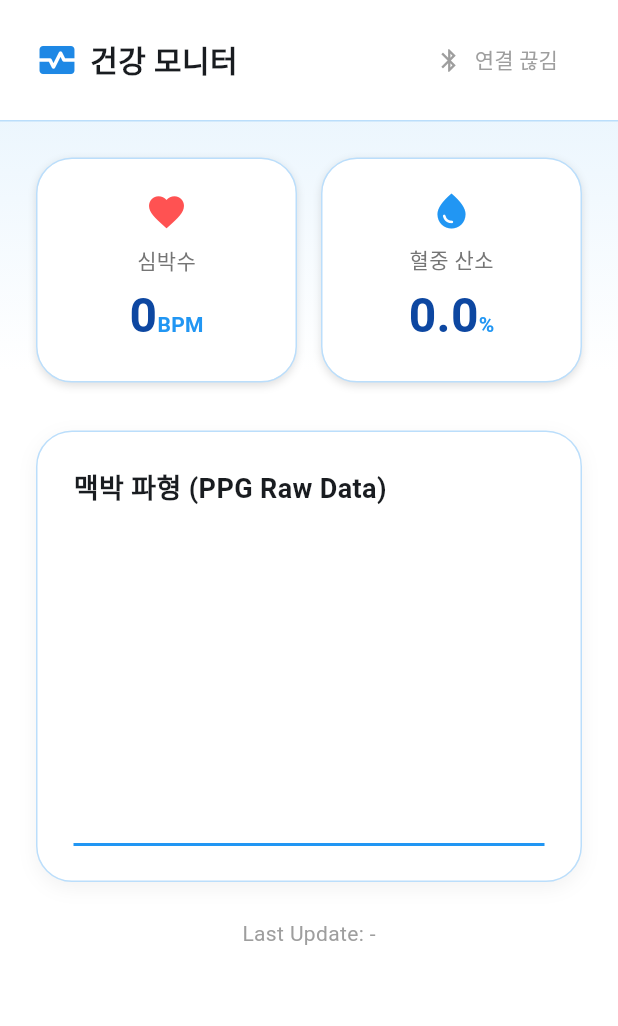
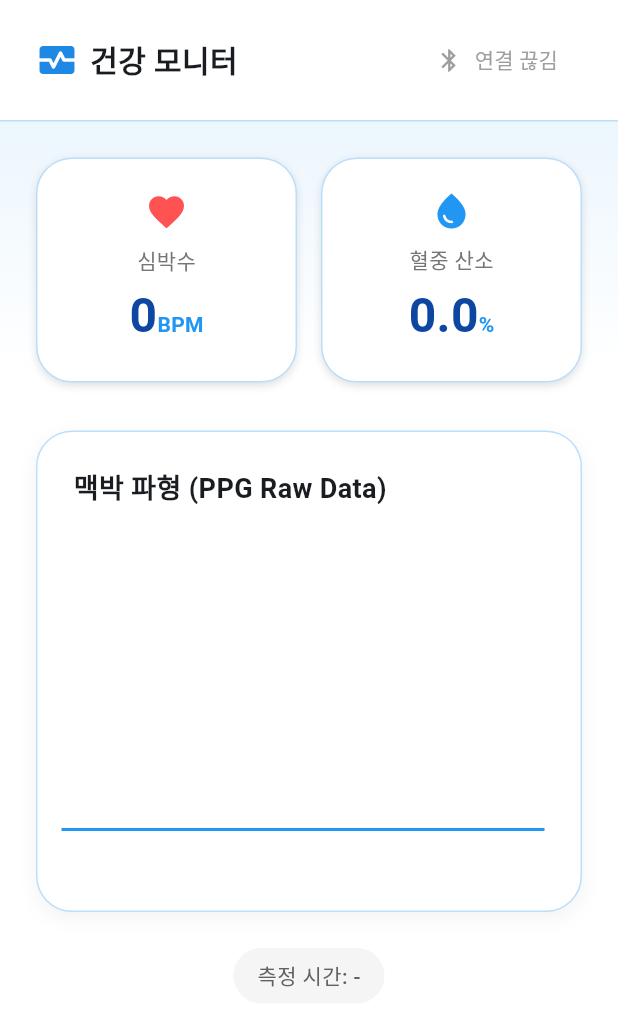
Before and after one commit to sizeof-aloe/health_app, a Flutter app: the screen it shows after launch, on a phone screen of 412 x 824 dp. Shown: the top 1026 px of the screen. Run offline on Flutter 3.47's test engine with Material 3 defaults, Android fonts, the phone set to English and light mode, and no system bars; drawn by our look-alikes of fl_chart; our stand-ins replace flutter_bluetooth_serial, get, permission_handler.

Commit message:
0. 차트에 시간 데이터 추가

```diff
--- a/lib/main.dart
+++ b/lib/main.dart
@@ -4,14 +4,11 @@ import 'dart:typed_data';
 import 'package:flutter/material.dart';
 import 'package:get/get.dart';
 import 'package:fl_chart/fl_chart.dart';
-import 'package:intl/intl.dart';
-import 'package:intl/date_symbol_data_local.dart';
 import 'package:flutter_bluetooth_serial/flutter_bluetooth_serial.dart';
 import 'package:permission_handler/permission_handler.dart';
 
 void main() async {
   WidgetsFlutterBinding.ensureInitialized();
-  await initializeDateFormatting('ko_KR', "");
   runApp(const MyApp());
 }
 
@@ -33,7 +30,7 @@ class MyApp extends StatelessWidget {
 }
 
 // ---------------------------------------------------------------------------
-// 1. Controller: 블루투스 연결 및 데이터 수신 로직
+// 1. Controller: 블루투스 연결 및 데이터 수신 로직 (수정됨)
 // ---------------------------------------------------------------------------
 class HealthController extends GetxController {
   // 상태 변수
@@ -41,21 +38,24 @@ class HealthController extends GetxController {
   var spo2 = 0.0.obs;
   var isConnected = false.obs;
   var connectionStatus = "연결 끊김".obs;
-  var lastUpdated = '-'.obs;
+  var lastUpdated = '-'.obs; // 수신된 시간 문자열 저장
 
   // 그래프 데이터
   var waveformData = <FlSpot>[].obs;
+  // X축 값(정수 카운터)에 대응하는 시간 문자열을 저장하는 맵
+  var timeLabels = <int, String>{}.obs;
+
   double _timeCounter = 0;
 
   // 블루투스 관련 변수
   BluetoothConnection? _connection;
-  String _inputBuffer = ""; // 수신 데이터 버퍼
+  String _inputBuffer = "";
 
   @override
   void onInit() {
     super.onInit();
-    _requestPermissions(); // 앱 시작 시 권한 요청
-    _initWaveform(); // 그래프 초기화 (빈 데이터)
+    _requestPermissions();
+    _initWaveform();
   }
 
   @override
@@ -66,13 +66,13 @@ class HealthController extends GetxController {
 
   // 초기 그래프 세팅
   void _initWaveform() {
+    // 초기에는 데이터가 없으므로 0으로 채우되 시간 라벨은 비워둠
     for (int i = 0; i < 50; i++) {
       waveformData.add(FlSpot(i.toDouble(), 0));
     }
     _timeCounter = 50;
   }
 
-  // 권한 요청 함수
   Future<void> _requestPermissions() async {
     await [
       Permission.bluetooth,
@@ -82,9 +82,8 @@ class HealthController extends GetxController {
     ].request();
   }
 
-  // 1. 디바이스 선택 및 연결 함수 (UI에서 호출)
+  // 연결 로직 (기존과 동일)
   Future<void> connectToDevice(BuildContext context) async {
-    // 이미 연결된 경우 해제
     if (isConnected.value) {
       _connection?.dispose();
       isConnected.value = false;
@@ -92,16 +91,13 @@ class HealthController extends GetxController {
       return;
     }
 
-    // 블루투스 켜져있는지 확인
     bool isEnabled = await FlutterBluetoothSerial.instance.isEnabled ?? false;
     if (!isEnabled) {
       await FlutterBluetoothSerial.instance.requestEnable();
     }
 
-    // 페어링된 기기 목록 가져오기
     List<BluetoothDevice> devices = await FlutterBluetoothSerial.instance.getBondedDevices();
 
-    // 기기 선택 다이얼로그 표시
     BluetoothDevice? selectedDevice = await showDialog(
       context: context,
       builder: (context) {
@@ -133,7 +129,6 @@ class HealthController extends GetxController {
     }
   }
 
-  // 2. 실제 연결 수행
   void _startConnection(BluetoothDevice device) async {
     try {
       connectionStatus.value = "연결 중...";
@@ -142,7 +137,6 @@ class HealthController extends GetxController {
       isConnected.value = true;
       connectionStatus.value = "연결됨";
 
-      // 데이터 수신 리스너 등록
       _connection!.input!.listen(_onDataReceived).onDone(() {
         isConnected.value = false;
         connectionStatus.value = "연결 종료";
@@ -155,51 +149,60 @@ class HealthController extends GetxController {
     }
   }
 
-  // 3. 데이터 수신 및 파싱 (핵심 로직)
   void _onDataReceived(Uint8List data) {
-    // 1. 들어온 바이트 데이터를 문자열로 변환하여 버퍼에 추가
     String incomingData = utf8.decode(data);
     _inputBuffer += incomingData;
 
-    // 2. 줄바꿈 문자(\n)가 있는지 확인
     while (_inputBuffer.contains('\n')) {
       int index = _inputBuffer.indexOf('\n');
-      String packet = _inputBuffer.substring(0, index).trim(); // 한 줄 추출
-      _inputBuffer = _inputBuffer.substring(index + 1); // 버퍼에서 제거
+      String packet = _inputBuffer.substring(0, index).trim();
+      _inputBuffer = _inputBuffer.substring(index + 1);
 
       _parseAndProcess(packet);
     }
   }
 
-  // 4. 패킷 해석 (포맷: RAW,SPO2,BPM)
+  // 4. 패킷 해석 (수정됨: 시:분:초,RAW,SPO2,BPM)
   void _parseAndProcess(String packet) {
     if (packet.isEmpty) return;
 
     try {
       List<String> values = packet.split(',');
-      if (values.length >= 3) {
-        // 데이터 파싱
-        double rawValue = double.parse(values[0]); // 그래프용
-        double spo2Value = double.parse(values[1]); // SpO2
-        double bpmValue = double.parse(values[2]); // 심박수
+      // 데이터 형식이 변경되어 길이가 최소 4개여야 함
+      if (values.length >= 4) {
+        // [0]: 시간 문자열 (예: 14:30:05)
+        String timeStr = values[0];
+        // [1]: Raw PPG
+        double rawValue = double.parse(values[1]);
+        // [2]: SpO2
+        double spo2Value = double.parse(values[2]);
+        // [3]: BPM
+        double bpmValue = double.parse(values[3]);
 
         // 상태 업데이트
         spo2.value = spo2Value;
         heartRate.value = bpmValue;
 
+        // **중요**: Last Updated를 수신된 시간으로 변경
+        lastUpdated.value = timeStr;
+
         // 그래프 데이터 업데이트 (슬라이딩 윈도우)
+        // X축 좌표는 계속 증가하는 정수(_timeCounter)를 사용하고,
+        // 해당 정수에 매핑되는 시간 문자열을 timeLabels 맵에 저장합니다.
         waveformData.add(FlSpot(_timeCounter, rawValue));
+        timeLabels[_timeCounter.toInt()] = timeStr;
+
         if (waveformData.length > 50) {
+          // 윈도우 밖으로 나가는 데이터의 시간 라벨 제거 (메모리 관리)
+          double removedIndex = waveformData[0].x;
+          timeLabels.remove(removedIndex.toInt());
+
           waveformData.removeAt(0);
         }
         _timeCounter++;
-
-        // 시간 업데이트 (너무 자주하면 성능 저하되므로 가끔씩 해도 됨)
-        lastUpdated.value = DateFormat('a h:mm:ss', 'ko_KR').format(DateTime.now());
       }
     } catch (e) {
-      // 파싱 에러 무시 (노이즈 데이터 등)
-      print("Parsing Error: $packet");
+      print("Parsing Error: $packet / $e");
     }
   }
 }
@@ -247,7 +250,6 @@ class HealthDashboardPage extends StatelessWidget {
                         ),
                       ],
                     ),
-                    // 블루투스 연결 버튼
                     Obx(() => TextButton.icon(
                       onPressed: () => controller.connectToDevice(context),
                       icon: Icon(
@@ -299,7 +301,7 @@ class HealthDashboardPage extends StatelessWidget {
 
                       // Chart
                       Container(
-                        padding: const EdgeInsets.all(24),
+                        padding: const EdgeInsets.only(top: 24, left: 16, right: 24, bottom: 24),
                         decoration: BoxDecoration(
                           color: Colors.white,
                           borderRadius: BorderRadius.circular(24),
@@ -315,15 +317,20 @@ class HealthDashboardPage extends StatelessWidget {
                         child: Column(
                           crossAxisAlignment: CrossAxisAlignment.start,
                           children: [
-                            const Text(
-                              "맥박 파형 (PPG Raw Data)",
-                              style: TextStyle(fontSize: 18, fontWeight: FontWeight.bold),
+                            const Padding(
+                              padding: EdgeInsets.only(left: 8.0),
+                              child: Text(
+                                "맥박 파형 (PPG Raw Data)",
+                                style: TextStyle(fontSize: 18, fontWeight: FontWeight.bold),
+                              ),
                             ),
                             const SizedBox(height: 24),
                             SizedBox(
-                              height: 200,
+                              height: 220, // X축 라벨을 위해 높이를 약간 늘림
                               child: Obx(() => PulseWaveform(
                                     points: controller.waveformData.toList(),
+                                    // 컨트롤러의 타임 라벨 맵을 전달
+                                    timeLabels: controller.timeLabels,
                                   )),
                             ),
                           ],
@@ -331,9 +338,17 @@ class HealthDashboardPage extends StatelessWidget {
                       ),
 
                       const SizedBox(height: 24),
-                      Obx(() => Text(
-                        "Last Update: ${controller.lastUpdated.value}",
-                        style: const TextStyle(color: Colors.grey),
+                      // 수신된 시간 표시 (lastUpdated)
+                      Obx(() => Container(
+                        padding: const EdgeInsets.symmetric(horizontal: 16, vertical: 8),
+                        decoration: BoxDecoration(
+                          color: Colors.grey.shade100,
+                          borderRadius: BorderRadius.circular(20),
+                        ),
+                        child: Text(
+                          "측정 시간: ${controller.lastUpdated.value}",
+                          style: TextStyle(color: Colors.grey.shade700, fontWeight: FontWeight.w500),
+                        ),
                       )),
                     ],
                   ),
@@ -346,9 +361,6 @@ class HealthDashboardPage extends StatelessWidget {
     );
   }
 }
-
-// (하단에 HealthCard, PulseWaveform 클래스는 기존과 동일하게 유지하거나 필요시 복사하세요)
-// 공간 절약을 위해 아래 컴포넌트 코드는 생략하지 않고 포함합니다.
 
 class HealthCard extends StatelessWidget {
   final String title;
@@ -399,25 +411,75 @@ class HealthCard extends StatelessWidget {
   }
 }
 
+// ---------------------------------------------------------------------------
+// 3. Chart Component (수정됨)
+// ---------------------------------------------------------------------------
 class PulseWaveform extends StatelessWidget {
   final List<FlSpot> points;
-  const PulseWaveform({super.key, required this.points});
+  final Map<int, String> timeLabels; // 시간 라벨 맵 추가
+
+  const PulseWaveform({
+    super.key,
+    required this.points,
+    required this.timeLabels,
+  });
 
   @override
   Widget build(BuildContext context) {
-    // Y축 범위를 데이터에 맞춰 자동 조절하고 싶으면 minY/maxY를 제거하거나 동적으로 계산하세요.
-    // 여기서는 Raw Data 범위가 0~1024 라고 가정하고 대략적으로 잡습니다.
+    double minX = points.isNotEmpty ? points.first.x : 0;
+    double maxX = points.isNotEmpty ? points.last.x : 50;
+
     return LineChart(
       LineChartData(
+        // 그리드 숨김
         gridData: const FlGridData(show: false),
-        titlesData: const FlTitlesData(show: false),
+
+        // 타이틀(축 라벨) 설정
+        titlesData: FlTitlesData(
+          show: true,
+          rightTitles: const AxisTitles(sideTitles: SideTitles(showTitles: false)),
+          topTitles: const AxisTitles(sideTitles: SideTitles(showTitles: false)),
+          leftTitles: const AxisTitles(sideTitles: SideTitles(showTitles: false)),
+          // 하단 X축 설정
+          bottomTitles: AxisTitles(
+            sideTitles: SideTitles(
+              showTitles: true,
+              reservedSize: 30, // 라벨이 표시될 공간 확보
+              interval: 1, // 모든 점에 대해 콜백 실행 (아래에서 필터링)
+              getTitlesWidget: (value, meta) {
+                int index = value.toInt();
+
+                // 라벨이 너무 빽빽하지 않게 표시 (예: 10개 데이터마다 1번씩 표시)
+                // maxX에 가까운 최근 값도 표시되도록 조정
+                bool isInterval = index % 10 == 0;
+
+                if (isInterval && timeLabels.containsKey(index)) {
+                  return Padding(
+                    padding: const EdgeInsets.only(top: 8.0),
+                    child: Text(
+                      timeLabels[index]!,
+                      style: const TextStyle(
+                        color: Colors.grey,
+                        fontSize: 10,
+                        fontWeight: FontWeight.bold
+                      ),
+                    ),
+                  );
+                }
+                return const SizedBox.shrink();
+              },
+            ),
+          ),
+        ),
+
         borderData: FlBorderData(show: false),
-        lineTouchData: const LineTouchData(enabled: false),
-        // Raw Data 값 범위에 따라 수정 필요 (예: 0~1024)
-        // minY: 0,
-        // maxY: 1024,
-        minX: points.isNotEmpty ? points.first.x : 0,
-        maxX: points.isNotEmpty ? points.last.x : 50,
+        lineTouchData: const LineTouchData(enabled: false), // 터치 비활성화 (실시간이라 성능 위함)
+
+        // 데이터 범위
+        minX: minX,
+        maxX: maxX,
+        // minY, maxY는 데이터에 따라 자동 조절됨 (필요시 고정 가능)
+
         lineBarsData: [
           LineChartBarData(
             spots: points,
@@ -425,7 +487,10 @@ class PulseWaveform extends StatelessWidget {
             color: Colors.blue.shade500,
             barWidth: 2,
             dotData: const FlDotData(show: false),
-            belowBarData: BarAreaData(show: false),
+            belowBarData: BarAreaData(
+              show: true,
+              color: Colors.blue.withOpacity(0.1), // 그래프 아래 은은한 색상 추가
+            ),
           ),
         ],
       ),
```
